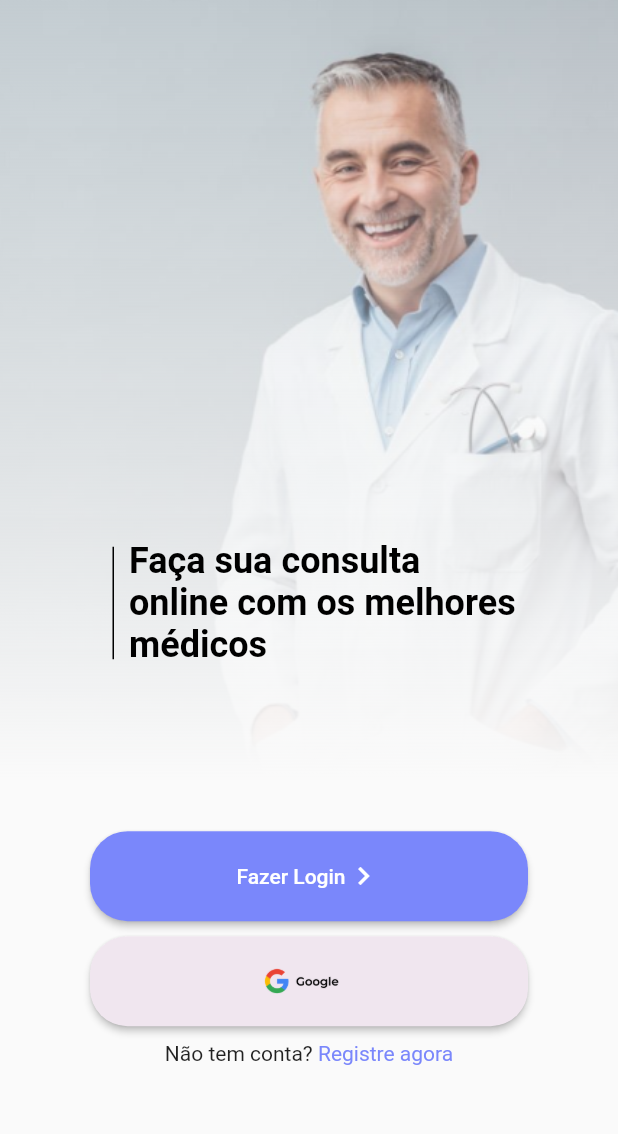
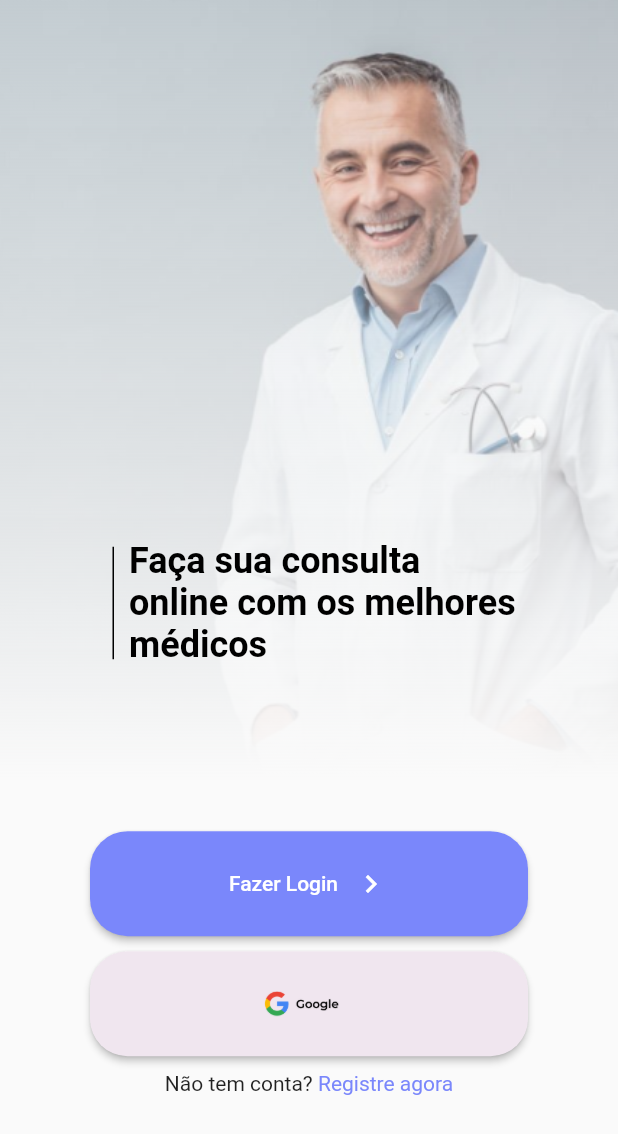
Before and after one commit to NatanBatista/syncrolife, a Flutter app: the InitialPage screen opened directly, on a phone screen of 412 x 824 dp. Shown: the top 1134 px of the screen. Run offline on Flutter 3.47's test engine with Material 2 defaults, Android fonts, the phone set to English and light mode, and no system bars; statements that could not run were skipped.

Commit message:
Aumentando o tamanho dos botões

```diff
--- a/lib/widgets/elevated_button_icon_widget.dart
+++ b/lib/widgets/elevated_button_icon_widget.dart
@@ -19,7 +19,7 @@ class CustomButtonIcon extends StatelessWidget {
   @override
   Widget build(BuildContext context) {
     return SizedBox(
-      height: 60, //Altura do botão
+      height: 70, //Altura do botão
       child: ElevatedButton(
         style: ElevatedButton.styleFrom(
           shape: RoundedRectangleBorder(
@@ -33,7 +33,7 @@ class CustomButtonIcon extends StatelessWidget {
           children: [
             Text(buttonText), // Nome
             const SizedBox(
-              height: 10,
+              width: 10,
             ),
             icone,
           ],
--- a/lib/widgets/elevated_button_image.dart
+++ b/lib/widgets/elevated_button_image.dart
@@ -19,7 +19,7 @@ class CustomButtonImage extends StatelessWidget {
   @override
   Widget build(BuildContext context) {
     return SizedBox(
-      height: 60,
+      height: 70,
       child: ElevatedButton(
         style: ElevatedButton.styleFrom(
           shape: RoundedRectangleBorder(
```
